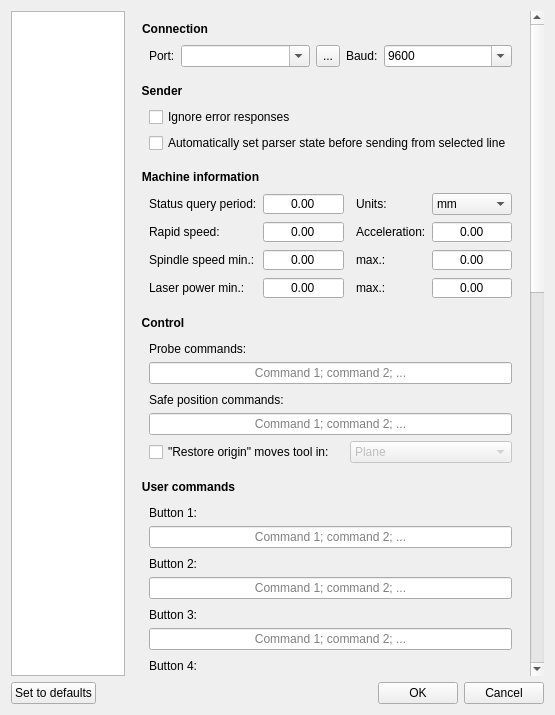
tmpvar/Candle, file src/frmsettings.ui: the form before one commit.
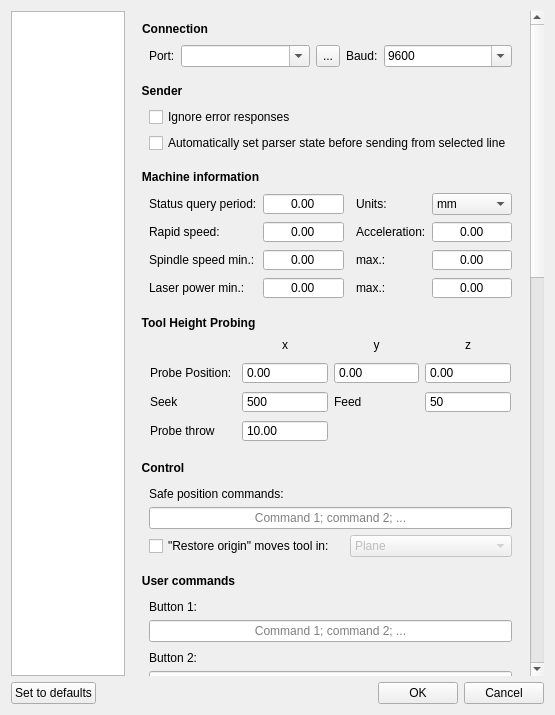
The form after the commit. Icons and pictures are not drawn. Custom widgets are drawn as their Qt base class.

Commit message:
[program] resume from current line lifts z
This very conservative, but I'm trying to make the user experience
bombproof.

The edit to the form file:
```diff
--- a/src/frmsettings.ui
+++ b/src/frmsettings.ui
@@ -72,8 +72,8 @@
          <rect>
           <x>0</x>
           <y>0</y>
-          <width>436</width>
-          <height>1749</height>
+          <width>397</width>
+          <height>1682</height>
          </rect>
         </property>
         <layout class="QVBoxLayout" name="verticalLayout_4">
@@ -425,35 +425,236 @@
            </layout>
           </widget>
          </item>
+         <item>
+          <widget class="GroupBox" name="grpToolHeightProbing">
+           <property name="minimumSize">
+            <size>
+             <width>108</width>
+             <height>139</height>
+            </size>
+           </property>
+           <property name="title">
+            <string>Tool Height Probing</string>
+           </property>
+           <widget class="QWidget" name="gridLayoutWidget">
+            <property name="geometry">
+             <rect>
+              <x>10</x>
+              <y>20</y>
+              <width>361</width>
+              <height>111</height>
+             </rect>
+            </property>
+            <layout class="QGridLayout" name="gridLayout_11">
+             <item row="2" column="1">
+              <widget class="NumberBox" name="txtToolProbeSeek">
+               <property name="buttonSymbols">
+                <enum>QAbstractSpinBox::NoButtons</enum>
+               </property>
+               <property name="decimals">
+                <number>0</number>
+               </property>
+               <property name="maximum">
+                <double>1000.000000000000000</double>
+               </property>
+               <property name="value">
+                <double>500.000000000000000</double>
+               </property>
+              </widget>
+             </item>
+             <item row="1" column="0">
+              <layout class="QHBoxLayout" name="horizontalLayout_5">
+               <item>
+                <widget class="QLabel" name="label_8">
+                 <property name="toolTip">
+                  <string>&lt;html&gt;&lt;head/&gt;&lt;body&gt;&lt;p&gt;Probe position in machine coordinates.&lt;/p&gt;&lt;p&gt;&lt;br/&gt;&lt;/p&gt;&lt;p&gt;You can find this by homing the machine and jogging the machine into position.&lt;/p&gt;&lt;/body&gt;&lt;/html&gt;</string>
+                 </property>
+                 <property name="text">
+                  <string>Probe Position:</string>
+                 </property>
+                </widget>
+               </item>
+              </layout>
+             </item>
+             <item row="1" column="1">
+              <widget class="NumberBox" name="txtToolProbePositionX">
+               <property name="toolTip">
+                <string>&lt;html&gt;&lt;head/&gt;&lt;body&gt;&lt;p&gt;position in X, in machine coordinates&lt;/p&gt;&lt;/body&gt;&lt;/html&gt;</string>
+               </property>
+               <property name="buttonSymbols">
+                <enum>QAbstractSpinBox::NoButtons</enum>
+               </property>
+               <property name="minimum">
+                <double>-10000.000000000000000</double>
+               </property>
+               <property name="maximum">
+                <double>10000.000000000000000</double>
+               </property>
+              </widget>
+             </item>
+             <item row="3" column="1">
+              <layout class="QHBoxLayout" name="horizontalLayout_9">
+               <item>
+                <widget class="NumberBox" name="txtToolProbeThrow">
+                 <property name="toolTip">
+                  <string>&lt;html&gt;&lt;head/&gt;&lt;body&gt;&lt;p&gt;position in X, in machine coordinates&lt;/p&gt;&lt;/body&gt;&lt;/html&gt;</string>
+                 </property>
+                 <property name="buttonSymbols">
+                  <enum>QAbstractSpinBox::NoButtons</enum>
+                 </property>
+                 <property name="value">
+                  <double>10.000000000000000</double>
+                 </property>
+                </widget>
+               </item>
+              </layout>
+             </item>
+             <item row="2" column="0">
+              <layout class="QHBoxLayout" name="horizontalLayout_6">
+               <item>
+                <widget class="QLabel" name="label_9">
+                 <property name="toolTip">
+                  <string>&lt;html&gt;&lt;head/&gt;&lt;body&gt;&lt;p&gt;The speed at which to seek into the tool probe.&lt;/p&gt;&lt;p&gt;&lt;br/&gt;&lt;/p&gt;&lt;p&gt;If you have a spring loaded probe, then this is fairly forgiving.&lt;/p&gt;&lt;p&gt;&lt;br/&gt;&lt;/p&gt;&lt;p&gt;if you do &lt;span style=&quot; font-weight:600;&quot;&gt;not&lt;/span&gt; have a spring loaded probe then you must take your machine's accelleration curve into account, otherwise you will crash into the probe!&lt;/p&gt;&lt;/body&gt;&lt;/html&gt;</string>
+                 </property>
+                 <property name="text">
+                  <string>Seek</string>
+                 </property>
+                </widget>
+               </item>
+              </layout>
+             </item>
+             <item row="1" column="2">
+              <widget class="NumberBox" name="txtToolProbePositionY">
+               <property name="toolTip">
+                <string>&lt;html&gt;&lt;head/&gt;&lt;body&gt;&lt;p&gt;position in Y, in machine coordinates&lt;/p&gt;&lt;/body&gt;&lt;/html&gt;</string>
+               </property>
+               <property name="buttonSymbols">
+                <enum>QAbstractSpinBox::NoButtons</enum>
+               </property>
+               <property name="minimum">
+                <double>-10000.000000000000000</double>
+               </property>
+               <property name="maximum">
+                <double>10000.000000000000000</double>
+               </property>
+              </widget>
+             </item>
+             <item row="2" column="3">
+              <widget class="NumberBox" name="txtToolProbeFeed">
+               <property name="buttonSymbols">
+                <enum>QAbstractSpinBox::NoButtons</enum>
+               </property>
+               <property name="decimals">
+                <number>0</number>
+               </property>
+               <property name="maximum">
+                <double>500.000000000000000</double>
+               </property>
+               <property name="value">
+                <double>50.000000000000000</double>
+               </property>
+              </widget>
+             </item>
+             <item row="1" column="3">
+              <widget class="NumberBox" name="txtToolProbePositionZ">
+               <property name="focusPolicy">
+                <enum>Qt::StrongFocus</enum>
+               </property>
+               <property name="toolTip">
+                <string>&lt;html&gt;&lt;head/&gt;&lt;body&gt;&lt;p&gt;position in Z, in machine coordinates&lt;/p&gt;&lt;/body&gt;&lt;/html&gt;</string>
+               </property>
+               <property name="buttonSymbols">
+                <enum>QAbstractSpinBox::NoButtons</enum>
+               </property>
+               <property name="minimum">
+                <double>-10000.000000000000000</double>
+               </property>
+               <property name="maximum">
+                <double>10000.000000000000000</double>
+               </property>
+              </widget>
+             </item>
+             <item row="0" column="1">
+              <widget class="QLabel" name="label_42">
+               <property name="maximumSize">
+                <size>
+                 <width>16777215</width>
+                 <height>20</height>
+                </size>
+               </property>
+               <property name="toolTip">
+                <string>&lt;html&gt;&lt;head/&gt;&lt;body&gt;&lt;p&gt;The speed in which the machine will pull away from the probe, this is generally 1/10th the seek speed.&lt;/p&gt;&lt;/body&gt;&lt;/html&gt;</string>
+               </property>
+               <property name="text">
+                <string>x</string>
+               </property>
+               <property name="alignment">
+                <set>Qt::AlignCenter</set>
+               </property>
+              </widget>
+             </item>
+             <item row="0" column="3">
+              <widget class="QLabel" name="label_44">
+               <property name="toolTip">
+                <string>&lt;html&gt;&lt;head/&gt;&lt;body&gt;&lt;p&gt;The speed in which the machine will pull away from the probe, this is generally 1/10th the seek speed.&lt;/p&gt;&lt;/body&gt;&lt;/html&gt;</string>
+               </property>
+               <property name="text">
+                <string>z</string>
+               </property>
+               <property name="alignment">
+                <set>Qt::AlignCenter</set>
+               </property>
+              </widget>
+             </item>
+             <item row="2" column="2">
+              <widget class="QLabel" name="label_40">
+               <property name="toolTip">
+                <string>&lt;html&gt;&lt;head/&gt;&lt;body&gt;&lt;p&gt;The speed in which the machine will pull away from the probe, this is generally 1/10th the seek speed.&lt;/p&gt;&lt;/body&gt;&lt;/html&gt;</string>
+               </property>
+               <property name="text">
+                <string>Feed</string>
+               </property>
+              </widget>
+             </item>
+             <item row="0" column="2">
+              <widget class="QLabel" name="label_43">
+               <property name="toolTip">
+                <string>&lt;html&gt;&lt;head/&gt;&lt;body&gt;&lt;p&gt;The speed in which the machine will pull away from the probe, this is generally 1/10th the seek speed.&lt;/p&gt;&lt;/body&gt;&lt;/html&gt;</string>
+               </property>
+               <property name="text">
+                <string>y</string>
+               </property>
+               <property name="alignment">
+                <set>Qt::AlignCenter</set>
+               </property>
+              </widget>
+             </item>
+             <item row="3" column="0">
+              <widget class="QLabel" name="label_41">
+               <property name="maximumSize">
+                <size>
+                 <width>16777215</width>
+                 <height>20</height>
+                </size>
+               </property>
+               <property name="toolTip">
+                <string>&lt;html&gt;&lt;head/&gt;&lt;body&gt;&lt;p&gt;How far in {machine-units} do we need to move away from the switch to deactivate it?&lt;/p&gt;&lt;/body&gt;&lt;/html&gt;</string>
+               </property>
+               <property name="text">
+                <string>Probe throw</string>
+               </property>
+              </widget>
+             </item>
+            </layout>
+           </widget>
+          </widget>
+         </item>
          <item>
           <widget class="GroupBox" name="groupBox_2">
            <property name="title">
             <string>Control</string>
            </property>
            <layout class="QVBoxLayout" name="verticalLayout_9">
-            <item>
-             <widget class="QLabel" name="label_17">
-              <property name="styleSheet">
-               <string notr="true">padding-top: 3;</string>
-              </property>
-              <property name="text">
-               <string>Probe commands:</string>
-              </property>
-              <property name="indent">
-               <number>0</number>
-              </property>
-             </widget>
-            </item>
-            <item>
-             <widget class="QLineEdit" name="txtTouchCommand">
-              <property name="alignment">
-               <set>Qt::AlignCenter</set>
-              </property>
-              <property name="placeholderText">
-               <string>Command 1; command 2; ...</string>
-              </property>
-             </widget>
-            </item>
             <item>
              <widget class="QLabel" name="label_33">
               <property name="styleSheet">
```
Left out of the diff: 64 changed lines with no effect on the pictures. The commit also changes 3 other files.
